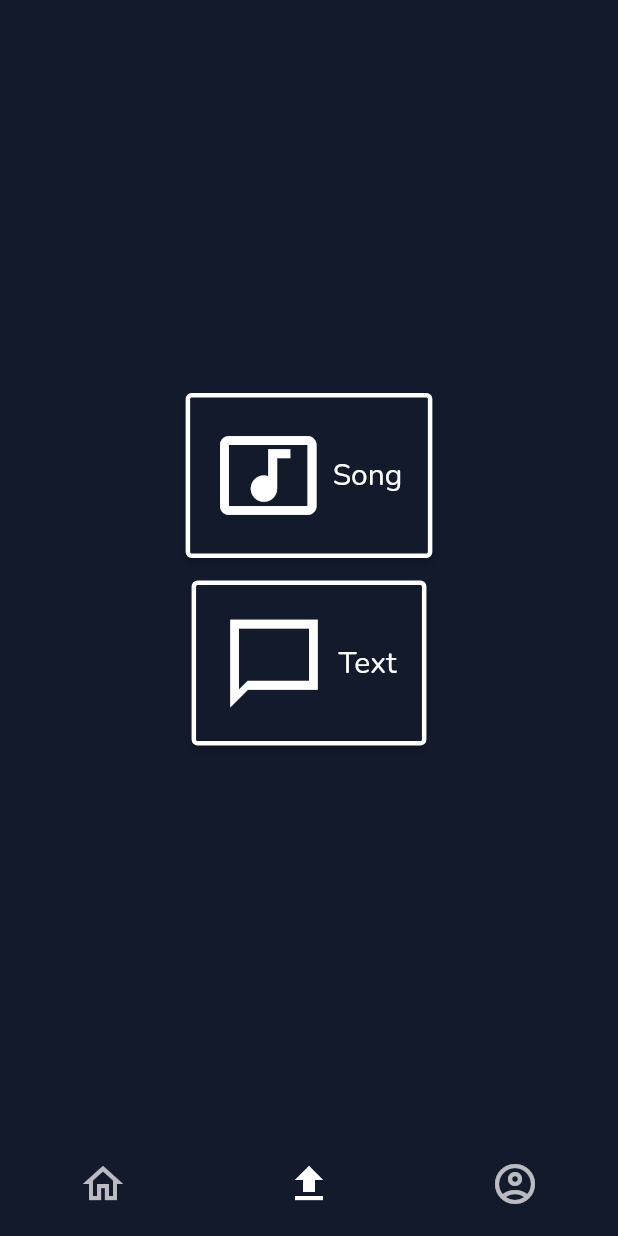
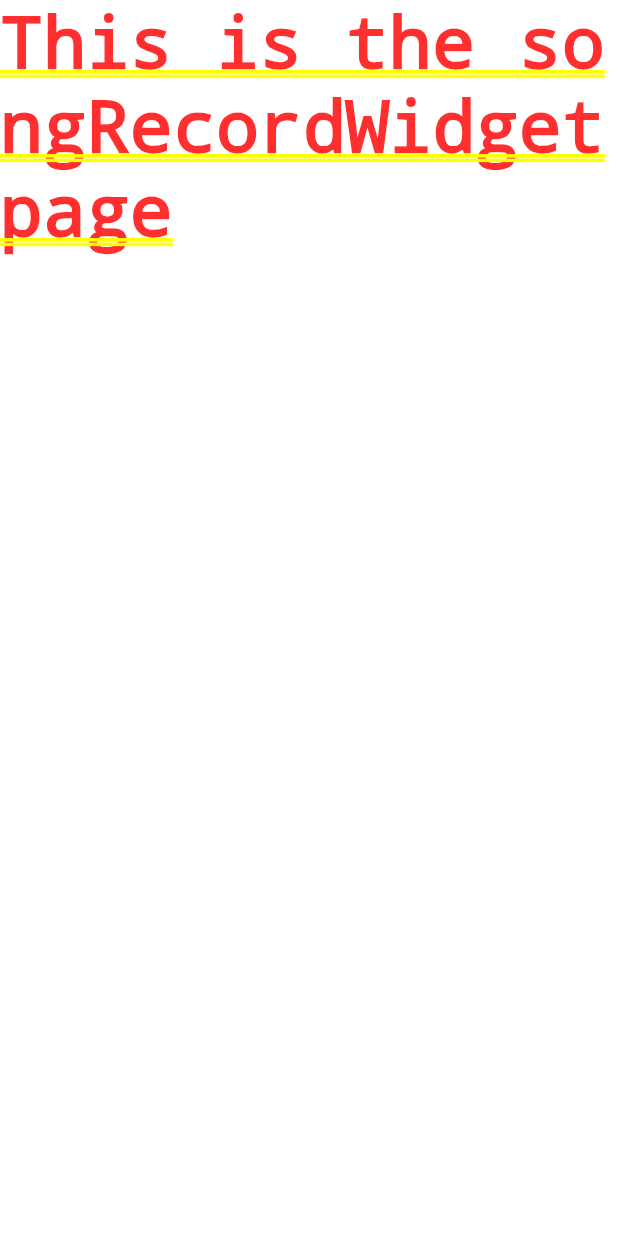
Before and after one commit to pnm122/cs1635-music-app, a Flutter app: the screen it shows after launch, item 2 of the bottom bar chosen, after a tap on "Song", on a phone screen of 412 x 824 dp. Run offline on Flutter 3.47's test engine with Material 2 defaults, Android fonts, the phone set to English and light mode, and no system bars; our stand-ins replace camera, chewie, video_player; network calls fail.

Commit message:
Working on proper navigation/routing for SongRecord

```diff
--- a/lib/viewmodels/upload_page/song_record_view_model.dart
+++ /dev/null
@@ -1,5 +0,0 @@
-import 'package:flutter/cupertino.dart';
-
-class SongRecordViewModel with ChangeNotifier {
-
-}
--- /dev/null
+++ b/lib/widgets/upload_page/song_record_widget.dart
@@ -0,0 +1,17 @@
+import 'package:flutter/material.dart';
+import 'package:camera/camera.dart';
+
+class SongRecordWidget extends StatefulWidget {
+  const SongRecordWidget({super.key});
+
+  @override
+  State<SongRecordWidget> createState() => _SongRecordState();
+}
+
+class _SongRecordState extends State<SongRecordWidget> {
+
+  @override
+  Widget build(BuildContext context) {
+    return const Text('This is the songRecordWidget page');
+  }
+}
--- a/lib/widgets/upload_page/upload_page_widget.dart
+++ b/lib/widgets/upload_page/upload_page_widget.dart
@@ -1,6 +1,6 @@
 import 'package:flutter/material.dart';
 import 'package:provider/provider.dart';
-import 'package:test_app/viewmodels/upload_page/song_record_view_model.dart';
+import 'package:test_app/widgets/upload_page/song_record_widget.dart';
 import 'package:test_app/viewmodels/upload_page/text_post_view_model.dart';
 
 class UploadPage extends StatelessWidget {
@@ -8,11 +8,25 @@ class UploadPage extends StatelessWidget {
 
   @override
   Widget build(BuildContext context) {
+    const double buttonIconSize = 70;
+    const double buttonFontSize = 35;
     Color foreground = Theme.of(context).colorScheme.primary;
     Color background = Theme.of(context).colorScheme.background;
-    const double iconSize = 70;
-    const double fontSize = 20;
-    const double outlineWidth = 3;
+    const double outlineWidth = 3.5;
+
+    TextStyle cmnTS = TextStyle(
+      color: foreground,
+      fontSize: buttonFontSize,
+      fontWeight: FontWeight.bold,
+    );
+
+    Size cmnMinSize = const Size(200, 105);
+    BorderSide btnOutline = BorderSide(width: outlineWidth, color: foreground);
+    ButtonStyle cmnStyle = ElevatedButton.styleFrom(
+      backgroundColor: background,
+      minimumSize: cmnMinSize,
+      side: btnOutline,
+    );
 
     return Center(
       child: Column(
@@ -21,32 +35,23 @@ class UploadPage extends StatelessWidget {
           ElevatedButton.icon(
             onPressed: () {
               // TODO: Go to SongRecord
-              ChangeNotifierProvider(
-                create: (_) => SongRecordViewModel(),
+              // Navigator.pop(context);
+              Navigator.push(
+                context,
+                MaterialPageRoute(
+                  builder: (context) => SongRecordWidget(),
+                ),
               );
             },
             icon: Icon(
               Icons.music_video,
-              size: iconSize,
+              size: buttonIconSize,
               color: foreground,
             ),
-            label: Text(
-              'Song',
-              style: TextStyle(
-                color: foreground,
-                fontSize: fontSize,
-              ),
-            ),
-            style: ElevatedButton.styleFrom(
-              backgroundColor: background,
-              padding: const EdgeInsets.fromLTRB(20, 20, 20, 20),
-              side: BorderSide(
-                width: outlineWidth,
-                color: foreground,
-              ),
-            ),
+            label: Text('Song', style: cmnTS),
+            style: cmnStyle,
           ),
-          const SizedBox(height: 15),
+          const SizedBox(height: 20),
           ElevatedButton.icon(
             onPressed: () {
               // TODO: Go to TextPost
@@ -56,24 +61,11 @@ class UploadPage extends StatelessWidget {
             },
             icon: Icon(
               Icons.chat_bubble_outline_sharp,
-              size: iconSize,
+              size: buttonIconSize,
               color: foreground,
             ),
-            label: Text(
-              'Text',
-              style: TextStyle(
-                color: foreground,
-                fontSize: fontSize,
-              ),
-            ),
-            style: ElevatedButton.styleFrom(
-              backgroundColor: background,
-              padding: const EdgeInsets.fromLTRB(20, 20, 20, 20),
-              side: BorderSide(
-                width: outlineWidth,
-                color: foreground,
-              ),
-            ),
+            label: Text('Text', style: cmnTS),
+            style: cmnStyle,
           )
         ],
       ),
--- a/pubspec.yaml
+++ b/pubspec.yaml
@@ -41,6 +41,7 @@ dependencies:
   google_fonts: ^3.0.1
   chewie: ^1.3.5
   video_player: ^2.4.7
+  camera: ^0.10.0+4
 
 dev_dependencies:
   flutter_test:
```
Also changed, not shown: lib/router.dart (+10 -8 lines), lib/global_styles.dart (line endings or trailing spaces), pubspec.lock.
